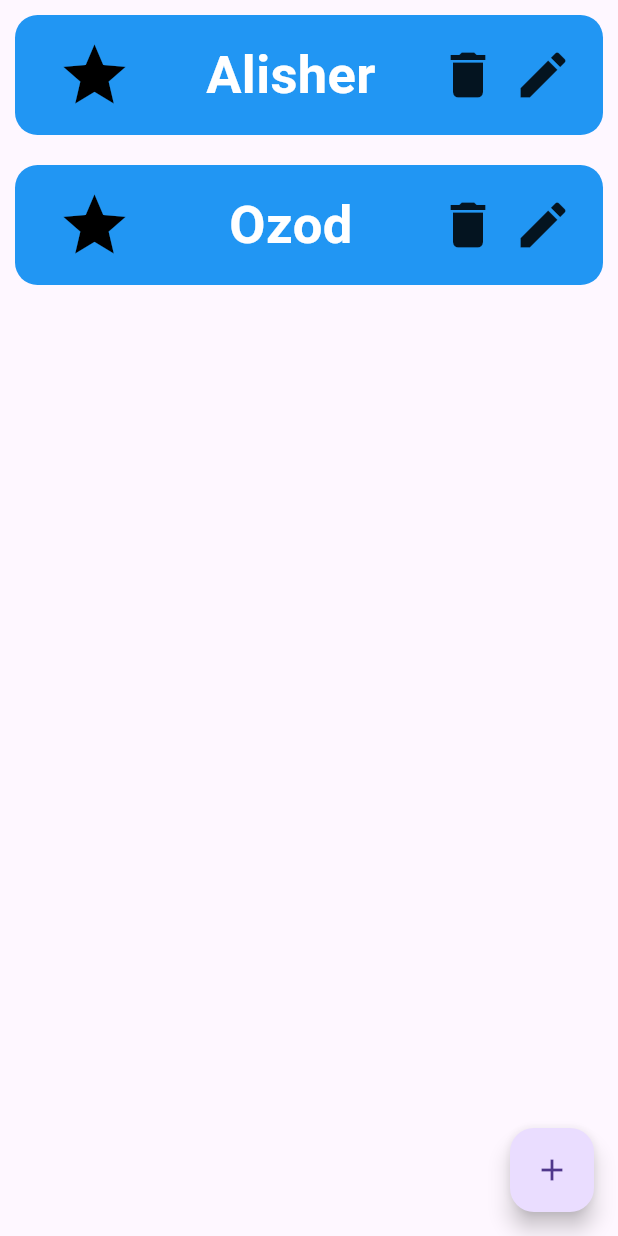
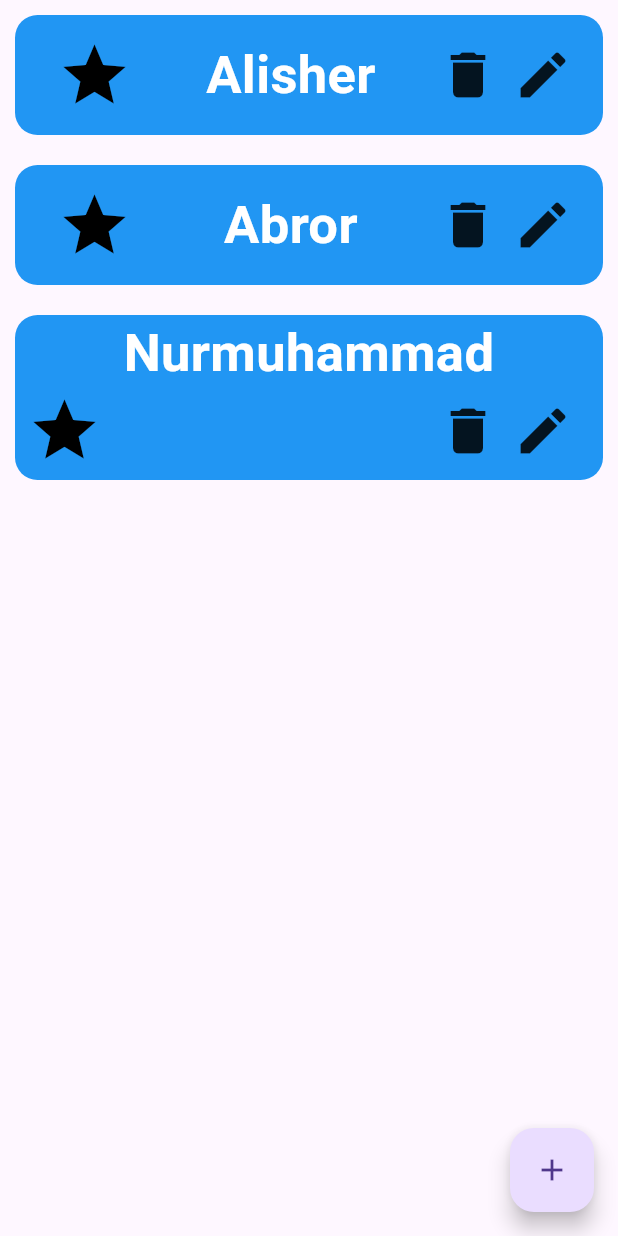
Before and after one commit to saidumarrahmonov6/listdan_malumot_oqish, a Flutter app: the screen it shows after launch, on a phone screen of 412 x 824 dp. Run offline on Flutter 3.47's test engine with Material 3 defaults, Android fonts, the phone set to English and light mode, and no system bars.

Commit message:
Yangilanish 2.1

```diff
--- a/lib/main.dart
+++ b/lib/main.dart
@@ -1,5 +1,6 @@
 import 'package:flutter/cupertino.dart';
 import 'package:flutter/material.dart';
+import 'package:flutter/widgets.dart';
 import 'package:list_view_1/qoshish.dart';
 
 void main() {
@@ -21,9 +22,10 @@ class MyApp extends StatefulWidget {
 class _MyAppState extends State<MyApp> {
   TextEditingController edited = TextEditingController();
   List<String> oquvchilar=[
-    "Alisher", "Ozod"
+    "Alisher","Abror", "Nurmuhammad"
   ];
   List<Color> ranglar = [
+    Colors.black,
     Colors.black,
     Colors.black,
   ];
@@ -41,12 +43,26 @@ class _MyAppState extends State<MyApp> {
       body: ListView.builder(
         itemCount: oquvchilar.length,
         itemBuilder: (BuildContext context, int index) {
+          return Block(oquvchilar[index].length, index,);
+        },
+      ),
+      floatingActionButton: FloatingActionButton(
+        onPressed: (){
+          Navigator.push(context, MaterialPageRoute(builder: (_)=>AddApp(oquvchilar: oquvchilar, ranglar: ranglar,)));
+        },
+        child: Icon(Icons.add),
+      ),
+    );
+  }
+  Block(uzunligi, index ){
+    if(uzunligi < 8){
       return Container(
         margin: EdgeInsets.all(10),
         alignment: Alignment.center,
         width: 100,
         height: 80,
-            decoration: BoxDecoration(color: Colors.blue, borderRadius: BorderRadius.circular(15)),
+        decoration: BoxDecoration(
+            color: Colors.blue, borderRadius: BorderRadius.circular(15)),
         child: Row(
           children: [
             SizedBox(width: 20,),
@@ -138,14 +154,115 @@ class _MyAppState extends State<MyApp> {
           ],
         ),
       );
+    } else{
+      return Container(
+        margin: EdgeInsets.all(10),
+        alignment: Alignment.center,
+        width: 100,
+        height: 110,
+        decoration: BoxDecoration(
+            color: Colors.blue, borderRadius: BorderRadius.circular(15)),
+        child: Column(
+          children: [
+            Expanded(
+              child: Text(
+                oquvchilar[index],
+                textAlign: TextAlign.center,
+                style: TextStyle(
+                    color: Colors.white,
+                    fontSize: 35,
+                    fontWeight: FontWeight.bold),
+              ),
+            ),
+            Row(
+              children: [
+                IconButton(
+                  onPressed: (){
+                    setState(() {
+                      if(ranglar[index] == Colors.black){
+                        ranglar[index] = Colors.yellow;
+                      } else if(ranglar[index] == Colors.yellow){
+                        ranglar[index] = Colors.black;
+                      }
+                    });
                   },
+                  icon: Icon(Icons.star, size: 50, color: ranglar[index],),
                 ),
-      floatingActionButton: FloatingActionButton(
-        onPressed: (){
-          Navigator.push(context, MaterialPageRoute(builder: (_)=>AddApp(oquvchilar: oquvchilar, ranglar: ranglar,)));
+                Expanded(
+                  child: Row(
+                    mainAxisAlignment: MainAxisAlignment.end,
+                    children: [
+                      InkWell(
+                          onTap: (){
+                            setState(() {
+                              showDialog(context: context, builder: (_)=>AlertDialog(
+                                title: Text("Rostdan ham o'chirasizmi"),
+                                actions: [
+                                  TextButton(onPressed: (){
+                                    oquvchilar.removeAt(index);
+                                    ScaffoldMessenger.of(context).showSnackBar(SnackBar(content: Text("Muvafaqiyatli o'chirildi")));
+                                    Navigator.pop(context);
+                                    setState(() {});
+                                  }, child: Text("Ha")),
+                                  TextButton(onPressed: (){
+                                    Navigator.pop(context);
+                                  }, child: Text("Yo'q"))
+                                ],
+                              ));
+                            });
                           },
-        child: Icon(Icons.add),
+                          child: Icon(Icons.delete, size: 40,)),
+                      SizedBox(width: 10,),
+                      InkWell(
+                          onTap: (){
+                            setState(() {
+                              edited = TextEditingController(text: oquvchilar[index]);
+                              showDialog(context: context, builder: (_)=> AlertDialog(
+                                title: Text("O'zgartirish"),
+                                actions: [
+                                  TextField(
+                                    controller: edited,
+                                    textAlign: TextAlign.center,
+                                    decoration: InputDecoration(
+                                      border: OutlineInputBorder(),
+                                    ),
+                                  ),
+                                  SizedBox(height: 10,),
+                                  InkWell(
+                                    onTap: (){
+                                      setState(() {
+                                        oquvchilar[index] = edited.text;
+                                        Navigator.pop(context);
+                                        edited.clear();
+                                      });
+                                    },
+                                    child: Center(
+                                      child: Container(
+                                        decoration: BoxDecoration(
+                                            color: Colors.green,
+                                            borderRadius: BorderRadius.circular(15)
+                                        ),
+                                        width: 300,
+                                        height: 60,
+                                        alignment: Alignment.center,
+                                        child: Text("Saqlash", style: TextStyle(color: Colors.white, fontWeight: FontWeight.bold, fontSize: 25),),
+                                      ),
+                                    ),
+                                  )
+                                ],
+                              ));
+                            });
+                          },
+                          child: Icon(Icons.edit, size: 40,)),
+                      SizedBox(width: 20,)
+                    ],
+                  ),
+                )
+              ],
+            ),
+          ],
         ),
       );
     }
   }
+}
```
Also changed, not shown: lib/qoshish.dart (+12 -5 lines), pubspec.yaml (+10 -3 lines), assets/img.png (added), pubspec.lock, 1 other file. Lines whose indentation alone changed are shown as unchanged.
